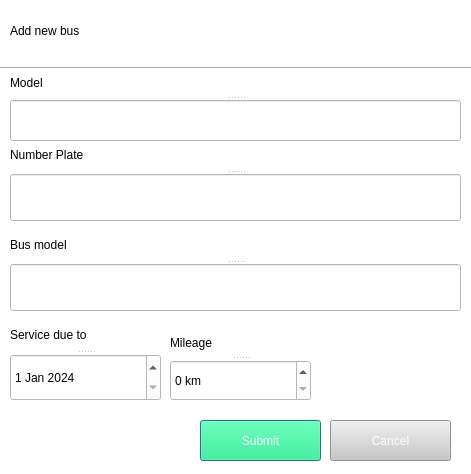
Qt form busesDialog.ui (mykyta07/bus_management) before a commit.
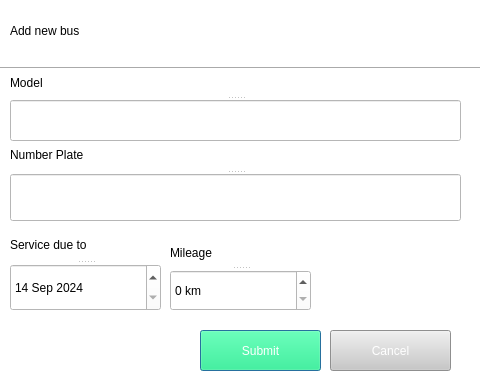
The same form after that commit.

Commit message: bus dialog UI fix

Patch:
```diff
--- a/busesDialog.ui
+++ b/busesDialog.ui
@@ -6,8 +6,8 @@
    <rect>
     <x>0</x>
     <y>0</y>
-    <width>471</width>
-    <height>474</height>
+    <width>480</width>
+    <height>388</height>
    </rect>
   </property>
   <property name="windowTitle">
@@ -71,32 +71,6 @@
     </property>
    </widget>
   </widget>
-  <widget class="QSplitter" name="splitter_3">
-   <property name="geometry">
-    <rect>
-     <x>10</x>
-     <y>230</y>
-     <width>451</width>
-     <height>81</height>
-    </rect>
-   </property>
-   <property name="orientation">
-    <enum>Qt::Vertical</enum>
-   </property>
-   <widget class="QLabel" name="label_4">
-    <property name="styleSheet">
-     <string notr="true">font: 12pt &quot;MS Shell Dlg 2&quot;;</string>
-    </property>
-    <property name="text">
-     <string>Bus model</string>
-    </property>
-   </widget>
-   <widget class="QLineEdit" name="lineEdit_3">
-    <property name="styleSheet">
-     <string notr="true"/>
-    </property>
-   </widget>
-  </widget>
   <widget class="QSplitter" name="splitter">
    <property name="geometry">
     <rect>
@@ -127,7 +101,7 @@
    <property name="geometry">
     <rect>
      <x>200</x>
-     <y>420</y>
+     <y>330</y>
      <width>121</width>
      <height>41</height>
     </rect>
@@ -142,12 +116,15 @@
    <property name="text">
     <string>Submit</string>
    </property>
+   <property name="checkable">
+    <bool>true</bool>
+   </property>
   </widget>
   <widget class="QPushButton" name="pushButton_2">
    <property name="geometry">
     <rect>
      <x>330</x>
-     <y>420</y>
+     <y>330</y>
      <width>121</width>
      <height>41</height>
     </rect>
@@ -162,12 +139,15 @@
    <property name="text">
     <string>Cancel</string>
    </property>
+   <property name="checkable">
+    <bool>true</bool>
+   </property>
   </widget>
   <widget class="QSplitter" name="splitter_4">
    <property name="geometry">
     <rect>
      <x>10</x>
-     <y>320</y>
+     <y>230</y>
      <width>151</width>
      <height>81</height>
     </rect>
@@ -190,8 +170,8 @@
       <minute>0</minute>
       <second>0</second>
       <year>2024</year>
-      <month>1</month>
-      <day>1</day>
+      <month>9</month>
+      <day>14</day>
      </datetime>
     </property>
     <property name="maximumDateTime">
@@ -204,13 +184,23 @@
       <day>31</day>
      </datetime>
     </property>
+    <property name="minimumDateTime">
+     <datetime>
+      <hour>0</hour>
+      <minute>0</minute>
+      <second>0</second>
+      <year>2024</year>
+      <month>9</month>
+      <day>14</day>
+     </datetime>
+    </property>
    </widget>
   </widget>
   <widget class="QSplitter" name="splitter_5">
    <property name="geometry">
     <rect>
      <x>170</x>
-     <y>330</y>
+     <y>240</y>
      <width>141</width>
      <height>71</height>
     </rect>
```
The commit also changes 2 other files.
